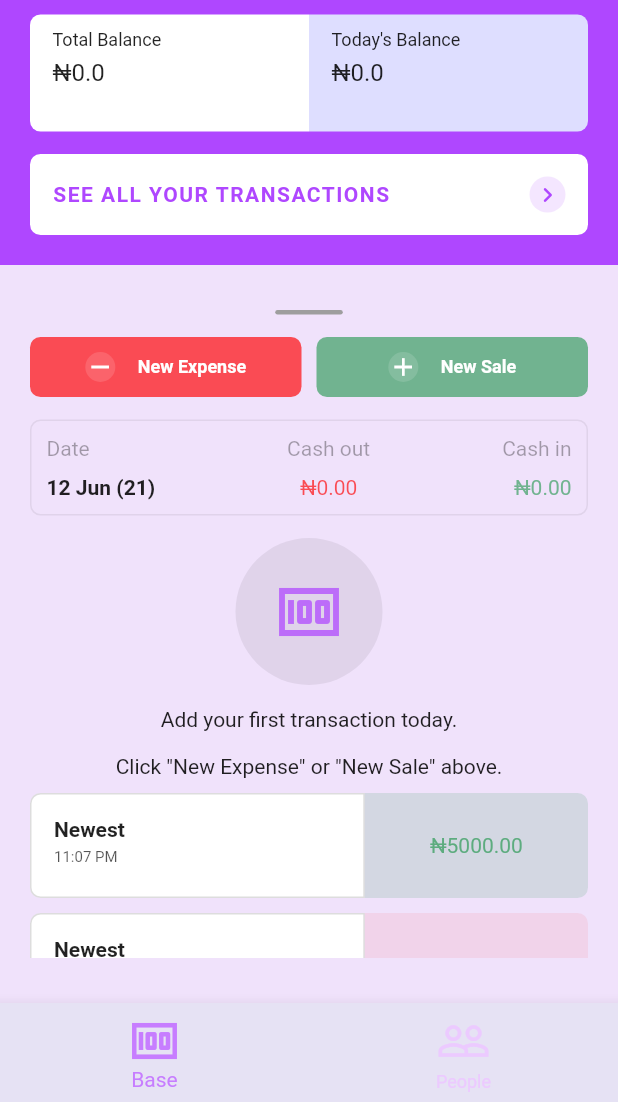
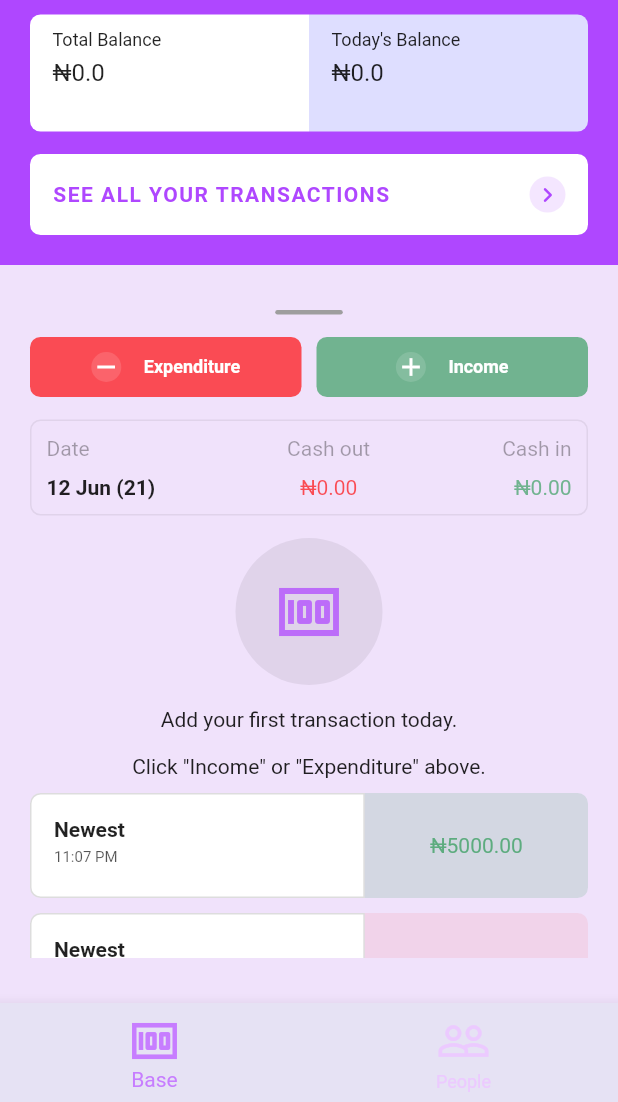
Before and after one commit to benjaminudoh10/balance-sheet, a Flutter app: the screen it shows after launch, on a phone screen of 412 x 824 dp, the part 134-1236 px from its top. Run offline on Flutter 3.47's test engine with Material 2 defaults, Android fonts, the light colour scheme and no system bars; our stand-ins replace flutter_spinkit, get.

Commit message:
[Ben] Added form modal to add income and expenditure data
Signed-off-by: Benjamin Udoh <benjaminudoh10@gmail.com>

```diff
--- a/lib/main.dart
+++ b/lib/main.dart
@@ -15,7 +15,7 @@ class MyApp extends StatelessWidget {
     return GetMaterialApp(
       title: 'Flutter Demo',
       theme: ThemeData(
-        primarySwatch: Colors.blue,
+        primarySwatch: Colors.purple,
       ),
       home: Splash(),
       debugShowCheckedModeBanner: false,
--- /dev/null
+++ b/lib/screens/enums.dart
@@ -0,0 +1,4 @@
+enum TransactionType {
+  income,
+  expenditure,
+}
--- a/lib/screens/main_screen.dart
+++ b/lib/screens/main_screen.dart
@@ -1,3 +1,5 @@
+import 'package:balance_sheet/screens/enums.dart';
+import 'package:balance_sheet/screens/new_income_form.dart';
 import 'package:flutter/material.dart';
 import 'package:get/get.dart';
 
@@ -89,8 +91,8 @@ class MainView extends StatelessWidget {
                   Row(
                     mainAxisAlignment: MainAxisAlignment.spaceBetween,
                     children: [
-                      _buildButton("New Expense", Icons.remove, Color(0xaaff0000)),
-                      _buildButton("New Sale", Icons.add, Color(0xdd5DAC7F)),
+                      _buildButton(TransactionType.expenditure),
+                      _buildButton(TransactionType.income),
                     ],
                   ),
                   Container(
@@ -186,7 +188,7 @@ class MainView extends StatelessWidget {
                               ),
                               SizedBox(height: 15.0),
                               Text(
-                                'Click "New Expense" or "New Sale" above.'
+                                'Click "Income" or "Expenditure" above.'
                               ),
                             ],
                           ),
@@ -289,11 +291,28 @@ Widget _roundedIcon({IconData icon, Color iconColor, double iconSize, Color cont
   );
 }
 
-Widget _buildButton(String text, IconData icon, Color color) {
-  return Container(
+void showNewIncomeModal(TransactionType type) {
+  BuildContext context = Get.context;
+  showModalBottomSheet<void>(
+    backgroundColor: Colors.transparent,
+    barrierColor: Color(0x22AF47FF),
+    isScrollControlled: true,
+    context: context,
+    builder: (context) => Wrap(
+      children: [
+        IncomeForm(type: type),
+      ],
+    ),
+  );
+}
+
+Widget _buildButton(TransactionType type) {
+  return GestureDetector(
+    onTap: () => showNewIncomeModal(type),
+    child: Container(
       decoration: BoxDecoration(
         borderRadius: BorderRadius.circular(7.0),
-      color: color,
+        color: type == TransactionType.income ? Color(0xdd5DAC7F) : Color(0xaaff0000),
       ),
       padding: EdgeInsets.symmetric(
         vertical: 10.0,
@@ -304,13 +323,13 @@ Widget _buildButton(String text, IconData icon, Color color) {
         mainAxisAlignment: MainAxisAlignment.center,
         children: [
           _roundedIcon(
-          icon: icon,
+            icon: type == TransactionType.income ? Icons.add : Icons.remove,
             containerColor: Color(0x22ffffff),
             iconColor: Colors.white,
           ),
           SizedBox(width: 15.0),
           Text(
-          text,
+            type == TransactionType.income ? "Income" : "Expenditure",
             style: TextStyle(
               color: Colors.white,
               fontSize: 12.0,
@@ -318,6 +337,7 @@ Widget _buildButton(String text, IconData icon, Color color) {
             ),
           ),
         ],
+      ),
     ),
   );
 }
```
Also changed, not shown: lib/screens/new_income_form.dart (added, +127 -0 lines). Lines whose indentation alone changed are shown as unchanged.
